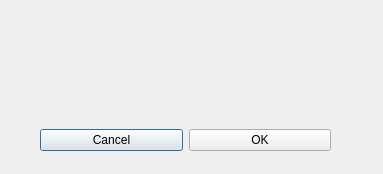
First picture: the form in removecomputerdialog.ui, repository DORB/Verkur3GUI, before the edit.
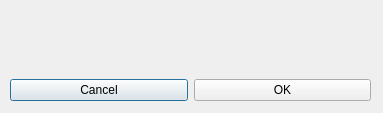
Second picture: the form after the edit.

Diff of the .ui file:
```diff
--- a/removecomputerdialog.ui
+++ b/removecomputerdialog.ui
@@ -7,7 +7,7 @@
     <x>0</x>
     <y>0</y>
     <width>383</width>
-    <height>174</height>
+    <height>113</height>
    </rect>
   </property>
   <property name="windowTitle">
@@ -16,13 +16,16 @@
   <widget class="QWidget" name="verticalLayoutWidget">
    <property name="geometry">
     <rect>
-     <x>40</x>
-     <y>30</y>
-     <width>291</width>
-     <height>121</height>
+     <x>10</x>
+     <y>20</y>
+     <width>361</width>
+     <height>81</height>
     </rect>
    </property>
    <layout class="QVBoxLayout" name="verticalLayout">
+    <property name="leftMargin">
+     <number>0</number>
+    </property>
     <item>
      <spacer name="verticalSpacer">
       <property name="orientation">
```
